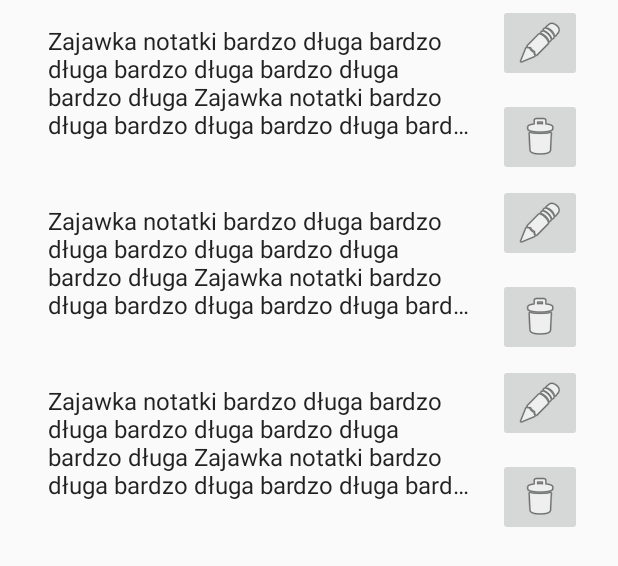
After one commit to circusmagnus/SilvaRerum, an Android app: the layout fragment_note_list.xml on its own in the app's theme, with its tools: preview values and no code run, on a phone screen of 412 x 824 dp. The commit adds this screen. Shown: the top 566 px of the screen. Run offline under Robolectric (Android 15) with nearby library versions, the phone set to English and light mode, and no system bars.

Commit message:
Add viewmodels for list and single note

```diff
--- a/app/build.gradle
+++ b/app/build.gradle
@@ -1,7 +1,7 @@
 apply plugin: 'com.android.application'
 apply plugin: 'kotlin-android'
 apply plugin: 'kotlin-android-extensions'
-apply plugin : 'kotlin-kapt'
+apply plugin: 'kotlin-kapt'
 
 android {
     compileSdkVersion 29
@@ -49,6 +49,7 @@ dependencies {
     def room_version = "2.2.3"
 
     implementation "androidx.room:room-runtime:$room_version"
+    implementation 'androidx.recyclerview:recyclerview:1.0.0'
     kapt "androidx.room:room-compiler:$room_version"
     implementation "androidx.room:room-ktx:$room_version"
     testImplementation "androidx.room:room-testing:$room_version"
--- a/app/src/main/java/pl/wojtach/silvarerum/NoteBindingAdapters.kt
+++ b/app/src/main/java/pl/wojtach/silvarerum/NoteBindingAdapters.kt
@@ -6,9 +6,7 @@ import android.widget.EditText
 import androidx.databinding.BindingAdapter
 import androidx.databinding.adapters.ListenerUtil
 
-interface SimpleTextWatcher {
-    fun afterTextChanged(text: String)
-}
+typealias SimpleTextWatcher = (String) -> Unit
 
 @BindingAdapter("android:afterTextChanged")
 fun setAfterTextListener(editText: EditText, listener: SimpleTextWatcher) {
@@ -18,7 +16,7 @@ fun setAfterTextListener(editText: EditText, listener: SimpleTextWatcher) {
         var currentText: String = editText.text.toString()
             set(value) {
                 if (field != value) {
-                    listener.afterTextChanged(value)
+                    listener(value)
                     field = value
                 }
             }
--- a/app/src/main/java/pl/wojtach/silvarerum/NoteEditFragment.kt
+++ b/app/src/main/java/pl/wojtach/silvarerum/NoteEditFragment.kt
@@ -7,6 +7,7 @@ import android.view.ViewGroup
 import androidx.databinding.DataBindingUtil
 import androidx.fragment.app.Fragment
 import androidx.fragment.app.viewModels
+import pl.wojtach.silvarerum.alternative.NotesViewModel
 import pl.wojtach.silvarerum.databinding.FragmentNoteEditBinding
 
 class NoteEditFragment : Fragment() {
--- a/app/src/main/res/layout/fragment_note_edit.xml
+++ b/app/src/main/res/layout/fragment_note_edit.xml
@@ -8,7 +8,7 @@
 
         <variable
             name="viewModel"
-            type="pl.wojtach.silvarerum.NotesViewModel" />
+            type="pl.wojtach.silvarerum.alternative.NotesViewModel" />
     </data>
 
     <ScrollView
--- /dev/null
+++ b/app/src/main/res/layout/fragment_note_list.xml
@@ -0,0 +1,14 @@
+<?xml version="1.0" encoding="utf-8"?>
+<androidx.recyclerview.widget.RecyclerView
+    xmlns:android="http://schemas.android.com/apk/res/android"
+    xmlns:app="http://schemas.android.com/apk/res-auto"
+    xmlns:tools="http://schemas.android.com/tools"
+    android:id="@+id/list"
+    android:name="pl.wojtach.silvarerum.NotesListFragment"
+    android:layout_width="match_parent"
+    android:layout_height="match_parent"
+    android:layout_marginLeft="16dp"
+    android:layout_marginRight="16dp"
+    app:layoutManager="LinearLayoutManager"
+    tools:context=".NotesListFragment"
+    tools:listitem="@layout/fragment_note_list_item" />
--- /dev/null
+++ b/app/src/main/res/layout/fragment_note_list_item.xml
@@ -0,0 +1,56 @@
+<?xml version="1.0" encoding="utf-8"?>
+<androidx.constraintlayout.widget.ConstraintLayout
+    xmlns:android="http://schemas.android.com/apk/res/android"
+    xmlns:app="http://schemas.android.com/apk/res-auto"
+    xmlns:tools="http://schemas.android.com/tools"
+    android:layout_width="match_parent"
+    android:layout_height="120dp"
+    android:orientation="horizontal">
+
+    <TextView
+        android:id="@+id/headline"
+        android:layout_width="0dp"
+        android:layout_height="0dp"
+        android:layout_margin="@dimen/text_margin"
+        android:ellipsize="end"
+        android:maxLines="4"
+        android:textAppearance="?attr/textAppearanceListItem"
+        app:layout_constraintBottom_toBottomOf="parent"
+        app:layout_constraintStart_toStartOf="parent"
+        app:layout_constraintEnd_toStartOf="@id/buttons_separator"
+        app:layout_constraintTop_toTopOf="parent"
+        tools:text="Zajawka notatki bardzo długa bardzo długa bardzo długa bardzo długa bardzo długa Zajawka notatki bardzo długa bardzo długa bardzo długa bardzo długa bardzo długa Zajawka notatki bardzo długa bardzo długa bardzo długa bardzo długa bardzo długa Zajawka notatki bardzo długa bardzo długa bardzo długa bardzo długa bardzo długa Zajawka notatki bardzo długa bardzo długa bardzo długa bardzo długa bardzo długa Zajawka notatki bardzo długa bardzo długa bardzo długa bardzo długa bardzo długa Zajawka notatki bardzo długa bardzo długa bardzo długa bardzo długa bardzo długa" />
+
+    <ImageButton
+        android:id="@+id/edit_button"
+        android:layout_width="wrap_content"
+        android:layout_height="wrap_content"
+        android:layout_marginEnd="8dp"
+        android:layout_marginBottom="8dp"
+        android:contentDescription="edit button"
+        app:layout_constraintBottom_toTopOf="@+id/delete_button"
+        app:layout_constraintEnd_toEndOf="parent"
+        app:layout_constraintStart_toEndOf="@id/buttons_separator"
+        app:layout_constraintTop_toTopOf="parent"
+        app:srcCompat="@android:drawable/ic_menu_edit" />
+
+    <ImageButton
+        android:id="@+id/delete_button"
+        android:layout_width="wrap_content"
+        android:layout_height="wrap_content"
+        android:layout_marginEnd="8dp"
+        android:contentDescription="delete button"
+        app:layout_constraintBottom_toBottomOf="parent"
+        app:layout_constraintEnd_toEndOf="parent"
+        app:layout_constraintStart_toEndOf="@id/buttons_separator"
+        app:layout_constraintTop_toBottomOf="@+id/edit_button"
+        app:srcCompat="@android:drawable/ic_menu_delete" />
+
+    <androidx.constraintlayout.widget.Barrier
+        android:id="@+id/buttons_separator"
+        android:layout_width="wrap_content"
+        android:layout_height="wrap_content"
+        app:barrierDirection="start"
+        app:constraint_referenced_ids="edit_button,delete_button" />
+
+</androidx.constraintlayout.widget.ConstraintLayout>
--- /dev/null
+++ b/app/src/main/res/values/dimens.xml
@@ -0,0 +1,4 @@
+<?xml version="1.0" encoding="utf-8"?>
+<resources>
+    <dimen name="text_margin">16dp</dimen>
+</resources>
```
Also changed, not shown: app/src/main/java/pl/wojtach/silvarerum/NotesListFragment.kt (added, +52 -0 lines), app/src/main/java/pl/wojtach/silvarerum/NotesRecyclerViewAdapter.kt (added, +60 -0 lines), app/src/main/java/pl/wojtach/silvarerum/NotesViewModel.kt (deleted, +0 -52 lines), app/src/main/java/pl/wojtach/silvarerum/alternative/Notes.kt (added, +40 -0 lines), app/src/main/java/pl/wojtach/silvarerum/alternative/NotesViewModel.kt (added, +24 -0 lines), app/src/main/java/pl/wojtach/silvarerum/alternative/SingleNoteViewModel.kt (added, +33 -0 lines), app/src/main/java/pl/wojtach/silvarerum/dummy/DummyContent.kt (added, +57 -0 lines), app/src/main/java/pl/wojtach/silvarerum/room/Note.kt (+16 -10 lines).
